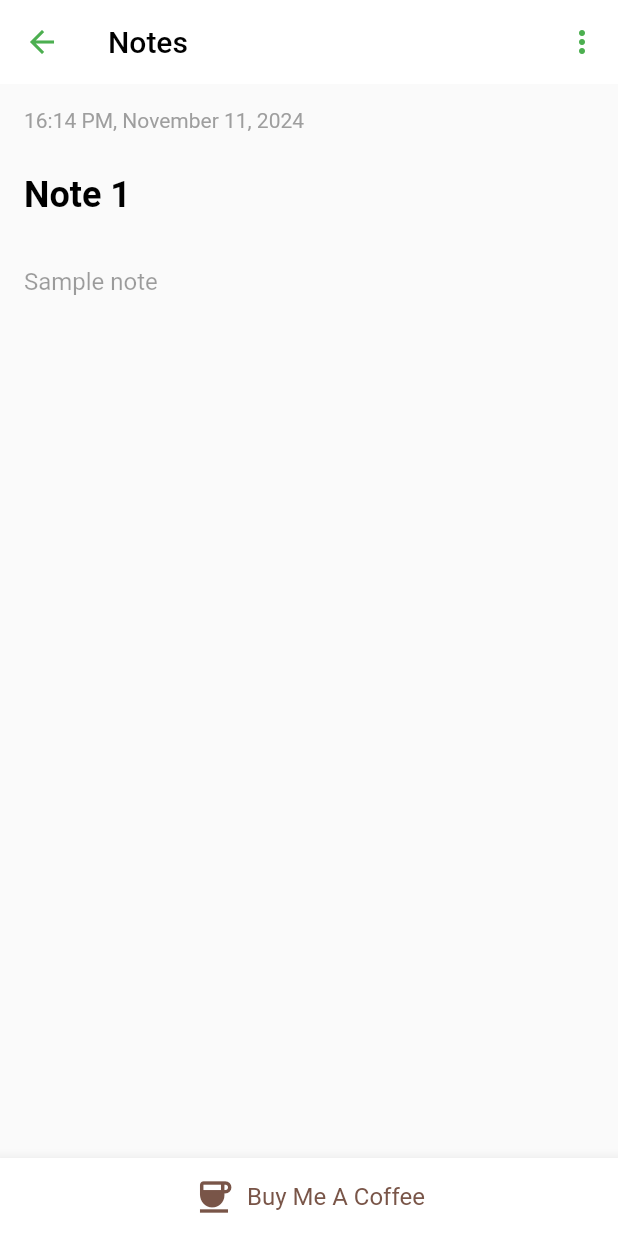
After one commit to chistev/flutter_notepad, a Flutter app: the screen it shows after launch, after a tap on "Note 1", on a phone screen of 412 x 824 dp. The commit adds this screen. Run offline on Flutter 3.47's test engine with Material 2 defaults, Android fonts, the phone set to English and light mode, and no system bars.

Commit message:
modularized note_detai_page

```diff
--- a/lib/note_detail_page.dart
+++ b/lib/note_detail_page.dart
@@ -2,10 +2,14 @@ import 'package:flutter/material.dart';
 import 'package:intl/intl.dart';
 import 'package:url_launcher/url_launcher.dart';
 
+import 'note_detail_page/app_bar_widget.dart';
+import 'note_detail_page/bottom_app_bar_widget.dart';
+import 'note_detail_page/editable_text_field.dart';
+
 class NoteDetailPage extends StatefulWidget {
   final String title;
   final String note;
-  String date; // Mutable, so we can update this
+  String date;
   final Function onDelete;
   final Function(String title, String note) onUpdate;
 
@@ -67,38 +71,15 @@ class _NoteDetailPageState extends State<NoteDetailPage> {
   @override
   Widget build(BuildContext context) {
     return Scaffold(
-      appBar: AppBar(
-        title: const Text('Notes', style: TextStyle(color: Colors.black)),
-        leading: IconButton(
-          icon: const Icon(Icons.arrow_back, color: Colors.green),
-          onPressed: () => Navigator.of(context).pop(),
-        ),
-        actions: [
-          if (!_isEditing)
-            IconButton(
-              icon: const Icon(Icons.more_vert, color: Colors.green),
-              onPressed: () {
-                showMenu(
-                  context: context,
-                  position: const RelativeRect.fromLTRB(100, 50, 0, 0),
-                  items: [
-                    PopupMenuItem(
-                      value: 'delete',
-                      child: const Text('Delete'),
-                      onTap: _deleteNote,
-                    ),
-                  ],
-                );
-              },
-            ),
-          if (_isEditing)
-            IconButton(
-              icon: const Icon(Icons.check, color: Colors.green),
-              onPressed: _saveNote,
-            ),
-        ],
-        backgroundColor: Colors.white,
-        elevation: 0,
+      appBar: AppBarWidget(
+        isEditing: _isEditing,
+        onEdit: () {
+          setState(() {
+            _isEditing = true;
+          });
+        },
+        onSave: _saveNote,
+        onDelete: _deleteNote,
       ),
       body: Padding(
         padding: const EdgeInsets.all(16.0),
@@ -107,58 +88,37 @@ class _NoteDetailPageState extends State<NoteDetailPage> {
           children: [
             Text(widget.date, style: const TextStyle(fontSize: 14, color: Colors.grey)),
             const SizedBox(height: 16),
-            GestureDetector(
+            // Pass custom style to make the title bold
+            EditableTextField(
+              controller: _titleController,
+              hintText: 'Title',
+              isEditing: _isEditing,
+              style: TextStyle(fontSize: 24, fontWeight: FontWeight.bold, color: Colors.black), // Bold title
               onTap: () {
                 setState(() {
-                  _isEditing = true;
+                  _isEditing = true; // Enable editing when tapped
                 });
               },
-              child: TextField(
-                controller: _titleController,
-                enabled: _isEditing,
-                style: const TextStyle(fontSize: 24, fontWeight: FontWeight.bold, color: Colors.black),
-                decoration: InputDecoration(border: _isEditing ? InputBorder.none : InputBorder.none, hintText: 'Title'),
-              ),
             ),
             const SizedBox(height: 8),
             Expanded(
-              child: GestureDetector(
+              child: EditableTextField(
+                controller: _noteController,
+                hintText: 'Note something down',
+                isEditing: _isEditing,
+                maxLines: null,
+                keyboardType: TextInputType.multiline,
                 onTap: () {
                   setState(() {
-                    _isEditing = true;
+                    _isEditing = true; // Enable editing when tapped
                   });
                 },
-                child: TextField(
-                  controller: _noteController,
-                  enabled: _isEditing,
-                  maxLines: null,
-                  keyboardType: TextInputType.multiline,
-                  decoration: InputDecoration(border: _isEditing ? InputBorder.none : InputBorder.none, hintText: 'Note something down'),
-                ),
               ),
             ),
           ],
         ),
       ),
-      bottomNavigationBar: BottomAppBar(
-        child: Padding(
-          padding: const EdgeInsets.symmetric(horizontal: 24.0, vertical: 12.0),
-          child: GestureDetector(
-            onTap: _launchURL,
-            child: Row(
-              mainAxisAlignment: MainAxisAlignment.center,
-              children: [
-                Icon(Icons.coffee, color: Colors.brown, size: 28), // Coffee icon
-                const SizedBox(width: 8),
-                const Text(
-                  'Buy Me A Coffee',
-                  style: TextStyle(color: Colors.brown, fontSize: 16),
-                ),
-              ],
-            ),
-          ),
-        ),
-      ),
+      bottomNavigationBar: BottomAppBarWidget(onTap: _launchURL),
     );
   }
 }
--- /dev/null
+++ b/lib/note_detail_page/app_bar_widget.dart
@@ -0,0 +1,55 @@
+import 'package:flutter/material.dart';
+
+class AppBarWidget extends StatelessWidget implements PreferredSizeWidget {
+  final bool isEditing;
+  final VoidCallback onEdit;
+  final VoidCallback onSave;
+  final VoidCallback onDelete;
+
+  AppBarWidget({
+    required this.isEditing,
+    required this.onEdit,
+    required this.onSave,
+    required this.onDelete,
+  });
+
+  @override
+  Size get preferredSize => Size.fromHeight(kToolbarHeight);
+
+  @override
+  Widget build(BuildContext context) {
+    return AppBar(
+      title: const Text('Notes', style: TextStyle(color: Colors.black)),
+      leading: IconButton(
+        icon: const Icon(Icons.arrow_back, color: Colors.green),
+        onPressed: () => Navigator.of(context).pop(),
+      ),
+      actions: [
+        if (!isEditing)
+          IconButton(
+            icon: const Icon(Icons.more_vert, color: Colors.green),
+            onPressed: () {
+              showMenu(
+                context: context,
+                position: const RelativeRect.fromLTRB(100, 50, 0, 0),
+                items: [
+                  PopupMenuItem(
+                    value: 'delete',
+                    child: const Text('Delete'),
+                    onTap: onDelete,
+                  ),
+                ],
+              );
+            },
+          ),
+        if (isEditing)
+          IconButton(
+            icon: const Icon(Icons.check, color: Colors.green),
+            onPressed: onSave,
+          ),
+      ],
+      backgroundColor: Colors.white,
+      elevation: 0,
+    );
+  }
+}
--- /dev/null
+++ b/lib/note_detail_page/bottom_app_bar_widget.dart
@@ -0,0 +1,30 @@
+import 'package:flutter/material.dart';
+
+class BottomAppBarWidget extends StatelessWidget {
+  final VoidCallback onTap;
+
+  BottomAppBarWidget({required this.onTap});
+
+  @override
+  Widget build(BuildContext context) {
+    return BottomAppBar(
+      child: Padding(
+        padding: const EdgeInsets.symmetric(horizontal: 24.0, vertical: 12.0),
+        child: GestureDetector(
+          onTap: onTap,
+          child: Row(
+            mainAxisAlignment: MainAxisAlignment.center,
+            children: [
+              Icon(Icons.coffee, color: Colors.brown, size: 28), // Coffee icon
+              const SizedBox(width: 8),
+              const Text(
+                'Buy Me A Coffee',
+                style: TextStyle(color: Colors.brown, fontSize: 16),
+              ),
+            ],
+          ),
+        ),
+      ),
+    );
+  }
+}
--- /dev/null
+++ b/lib/note_detail_page/editable_text_field.dart
@@ -0,0 +1,39 @@
+import 'package:flutter/material.dart';
+
+class EditableTextField extends StatelessWidget {
+  final TextEditingController controller;
+  final String hintText;
+  final bool isEditing;
+  final int? maxLines;
+  final TextInputType? keyboardType;
+  final TextStyle? style;
+  final VoidCallback onTap; // Add onTap callback to trigger editing
+
+  EditableTextField({
+    required this.controller,
+    required this.hintText,
+    required this.isEditing,
+    this.maxLines,
+    this.keyboardType,
+    this.style,
+    required this.onTap, // Ensure we pass the onTap function
+  });
+
+  @override
+  Widget build(BuildContext context) {
+    return GestureDetector(
+      onTap: onTap, // Trigger edit mode on tap
+      child: TextField(
+        controller: controller,
+        enabled: isEditing,
+        maxLines: maxLines,
+        keyboardType: keyboardType,
+        style: style,
+        decoration: InputDecoration(
+          border: isEditing ? InputBorder.none : InputBorder.none,
+          hintText: hintText,
+        ),
+      ),
+    );
+  }
+}
```
Also changed, not shown: 1 other file.
